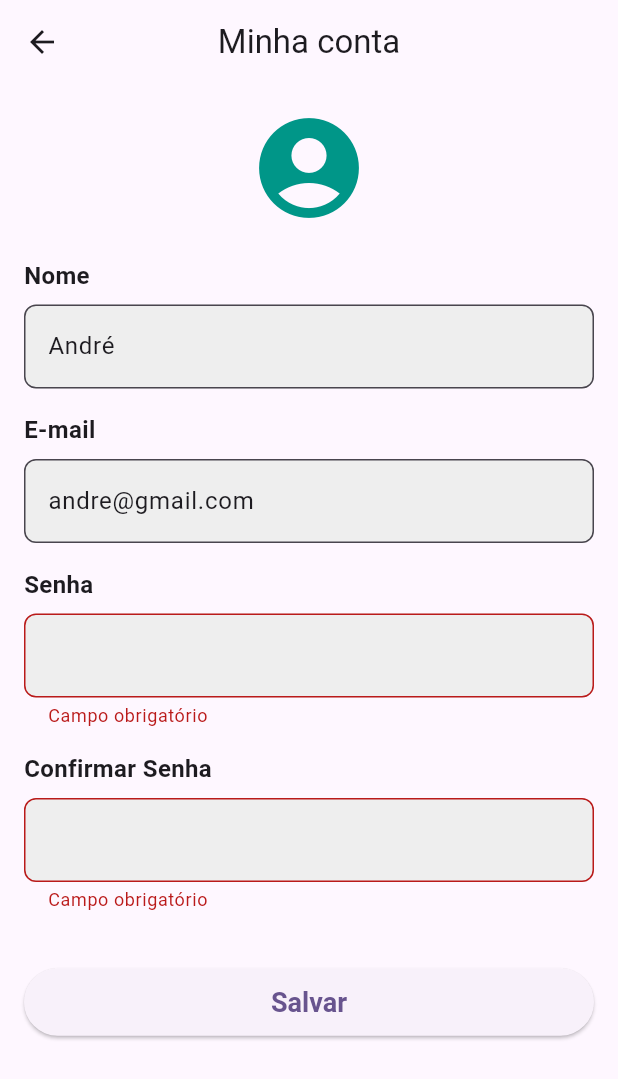
After one commit to yago-almeida-melo/LDDM_2025-1_G1, a Flutter app: the UserAccountScreen screen opened directly, after a tap on "Salvar", on a phone screen of 412 x 824 dp. The commit adds this screen. Shown: the top 1079 px of the screen. Run offline on Flutter 3.47's test engine with Material 3 defaults, Android fonts, the phone set to English and light mode, and no system bars; missing offline and left inert: curved_nav_bar.

Commit message:
Inclusão da tela de conta de usuario

```diff
--- a/app_flutter/lib/pages/Config.dart
+++ b/app_flutter/lib/pages/Config.dart
@@ -40,7 +40,7 @@ class _ConfigScreenState extends State<ConfigScreen>{
               child: Icon(
                 Icons.settings,
                 size: 80,
-                color: Colors.blue,
+                color: Colors.teal,
               ),
             ),
             const SizedBox(height: 20),
--- a/app_flutter/lib/pages/Home.dart
+++ b/app_flutter/lib/pages/Home.dart
@@ -3,6 +3,7 @@ import 'package:curved_nav_bar/fab_bar/fab_bottom_app_bar_item.dart';
 import 'package:curved_nav_bar/flutter_curved_bottom_nav_bar.dart';
 import 'package:flutter/material.dart';
 import 'package:app_flutter/pages/Config.dart';
+import 'package:app_flutter/pages/UserAccount.dart';
 
 class Home extends StatefulWidget {
   const Home({super.key});
@@ -85,7 +86,10 @@ class _HomeScreenState extends State<Home> {
                   size: 30,
                 ),
                 onPressed: () {
-                  print('Perfil do usuário');
+                  Navigator.push(
+                      context,
+                      MaterialPageRoute(builder: (context) => UserAccountScreen())
+                  );
                 },
               ),
             ],
--- /dev/null
+++ b/app_flutter/lib/pages/UserAccount.dart
@@ -0,0 +1,136 @@
+import 'package:flutter/material.dart';
+import 'package:app_flutter/pages/Home.dart';
+
+class UserAccountScreen extends StatefulWidget {
+  const UserAccountScreen({super.key});
+
+  @override
+  _UserAccountScreenState createState() => _UserAccountScreenState();
+}
+
+class _UserAccountScreenState extends State<UserAccountScreen> {
+  final _formKey = GlobalKey<FormState>(); // Para validar os campos
+
+  String _name = 'André';
+  String _email = 'andre@gmail.com';
+  String _password = '';
+  String _confirmPassword = '';
+
+  @override
+  Widget build(BuildContext context) {
+    return Scaffold(
+      appBar: AppBar(
+        leading: IconButton(
+          icon: const Icon(Icons.arrow_back),
+          onPressed: () {
+            Navigator.push(
+                context,
+                MaterialPageRoute(builder: (context) => Home())
+            );
+          },
+        ),
+        title: const Text('Minha conta'),
+        centerTitle: true,
+      ),
+      body: Padding(
+        padding: const EdgeInsets.all(16.0),
+        child: Form(
+          key: _formKey,
+          child: Column(
+            crossAxisAlignment: CrossAxisAlignment.start,
+            children: [
+              Center(
+                child: Icon(
+                  Icons.account_circle,
+                  size: 80,
+                  color: Colors.teal,
+                ),
+              ),
+              const SizedBox(height: 20),
+
+              buildTextField(
+                label: "Nome",
+                initialValue: _name,
+                onChanged: (value) => _name = value,
+              ),
+              buildTextField(
+                label: "E-mail",
+                initialValue: _email,
+                keyboardType: TextInputType.emailAddress,
+                onChanged: (value) => _email = value,
+              ),
+              buildTextField(
+                label: "Senha",
+                obscureText: true,
+                onChanged: (value) => _password = value,
+              ),
+              buildTextField(
+                label: "Confirmar Senha",
+                obscureText: true,
+                onChanged: (value) => _confirmPassword = value,
+              ),
+
+              const SizedBox(height: 20),
+
+              SizedBox(
+                width: double.infinity,
+                child: ElevatedButton(
+                  style: ElevatedButton.styleFrom(
+                    padding: const EdgeInsets.symmetric(vertical: 12),
+                    textStyle: const TextStyle(fontSize: 18, fontWeight: FontWeight.bold),
+                  ),
+                  onPressed: () {
+                    if (_formKey.currentState!.validate()) {
+                      // Salvar as informações
+                      print("Nome: $_name, Email: $_email, Senha: $_password");
+                    }
+                  },
+                  child: const Text("Salvar"),
+                ),
+              ),
+            ],
+          ),
+        ),
+      ),
+    );
+  }
+
+  Widget buildTextField({
+    required String label,
+    String? initialValue,
+    TextInputType keyboardType = TextInputType.text,
+    bool obscureText = false,
+    required ValueChanged<String> onChanged,
+  }) {
+    return Padding(
+      padding: const EdgeInsets.only(bottom: 16.0),
+      child: Column(
+        crossAxisAlignment: CrossAxisAlignment.start,
+        children: [
+          Text(
+            label,
+            style: const TextStyle(fontSize: 16, fontWeight: FontWeight.bold),
+          ),
+          const SizedBox(height: 8),
+          TextFormField(
+            initialValue: initialValue,
+            keyboardType: keyboardType,
+            obscureText: obscureText,
+            onChanged: onChanged,
+            decoration: InputDecoration(
+              border: OutlineInputBorder(borderRadius: BorderRadius.circular(8)),
+              filled: true,
+              fillColor: Colors.grey[200],
+            ),
+            validator: (value) {
+              if (value == null || value.isEmpty) {
+                return 'Campo obrigatório';
+              }
+              return null;
+            },
+          ),
+        ],
+      ),
+    );
+  }
+}
```
